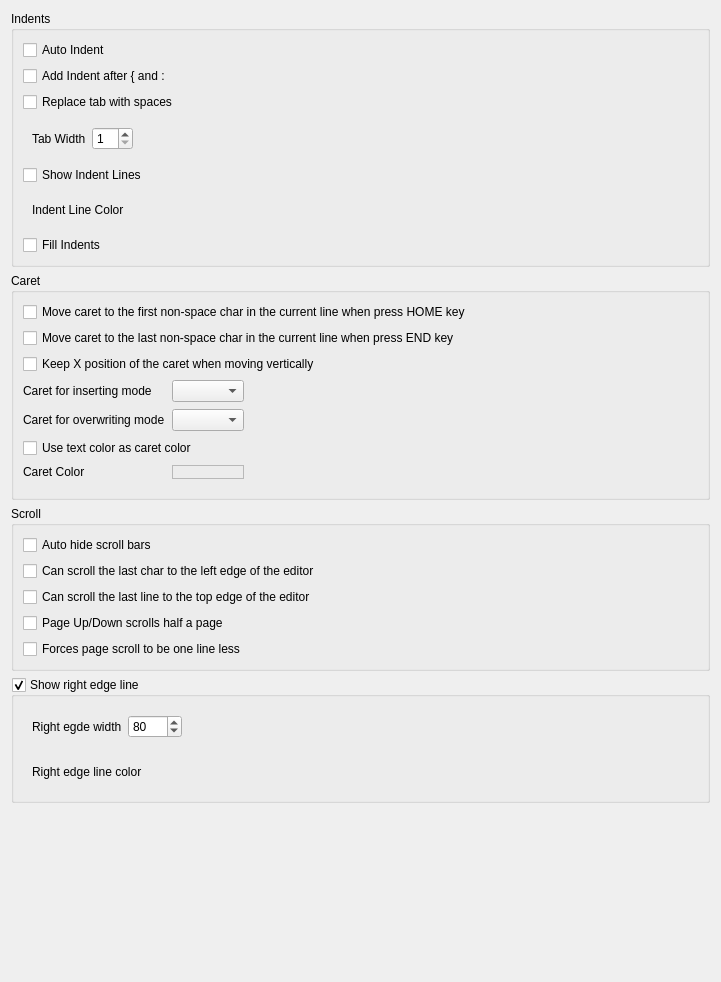
First picture: the form in RedPandaIDE/settingsdialog/editorgeneralwidget.ui, repository royqh1979/RedPanda-CPP, before the edit.
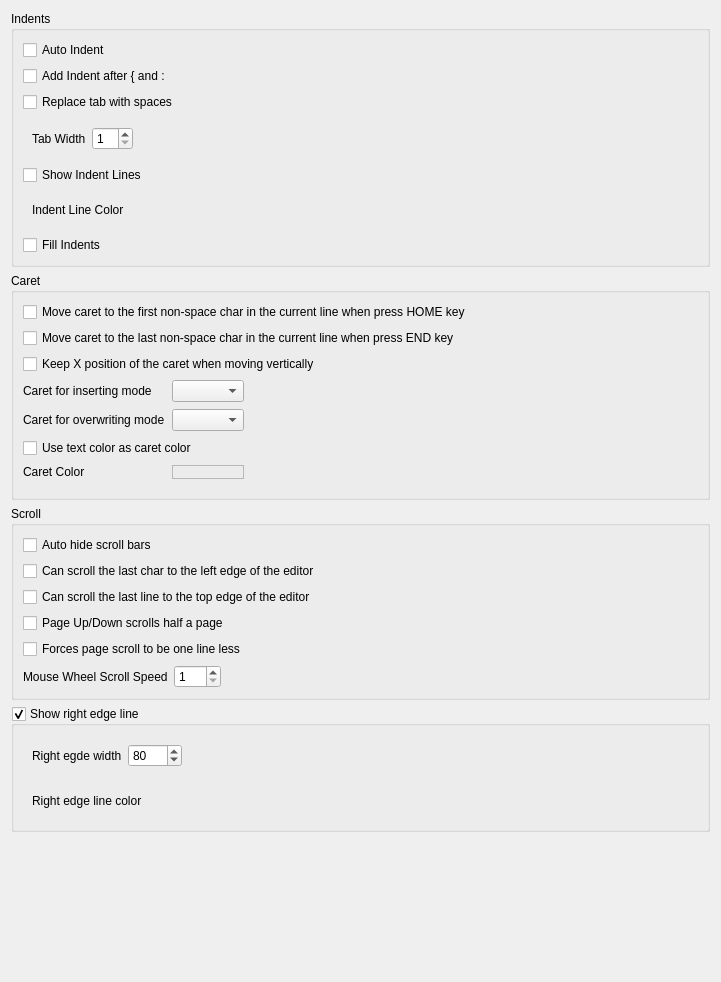
Second picture: the form after the edit. Custom widgets are drawn as their Qt base class.

Commit message: - enhancement: set mouse wheel scroll speed in the editor general option tab ( 3 lines by default)

The edit to the form file:
```diff
--- a/RedPandaIDE/settingsdialog/editorgeneralwidget.ui
+++ b/RedPandaIDE/settingsdialog/editorgeneralwidget.ui
@@ -276,6 +276,54 @@
         </property>
        </widget>
       </item>
+      <item>
+       <widget class="QWidget" name="widget_6" native="true">
+        <layout class="QHBoxLayout" name="horizontalLayout_3">
+         <property name="leftMargin">
+          <number>0</number>
+         </property>
+         <property name="topMargin">
+          <number>0</number>
+         </property>
+         <property name="rightMargin">
+          <number>0</number>
+         </property>
+         <property name="bottomMargin">
+          <number>0</number>
+         </property>
+         <item>
+          <widget class="QLabel" name="label">
+           <property name="text">
+            <string>Mouse Wheel Scroll Speed</string>
+           </property>
+          </widget>
+         </item>
+         <item>
+          <widget class="QSpinBox" name="spinMouseWheelScrollSpeed">
+           <property name="minimum">
+            <number>1</number>
+           </property>
+           <property name="maximum">
+            <number>100</number>
+           </property>
+          </widget>
+         </item>
+         <item>
+          <spacer name="horizontalSpacer_6">
+           <property name="orientation">
+            <enum>Qt::Horizontal</enum>
+           </property>
+           <property name="sizeHint" stdset="0">
+            <size>
+             <width>40</width>
+             <height>20</height>
+            </size>
+           </property>
+          </spacer>
+         </item>
+        </layout>
+       </widget>
+      </item>
      </layout>
     </widget>
    </item>
```
The commit also changes 9 other files.
